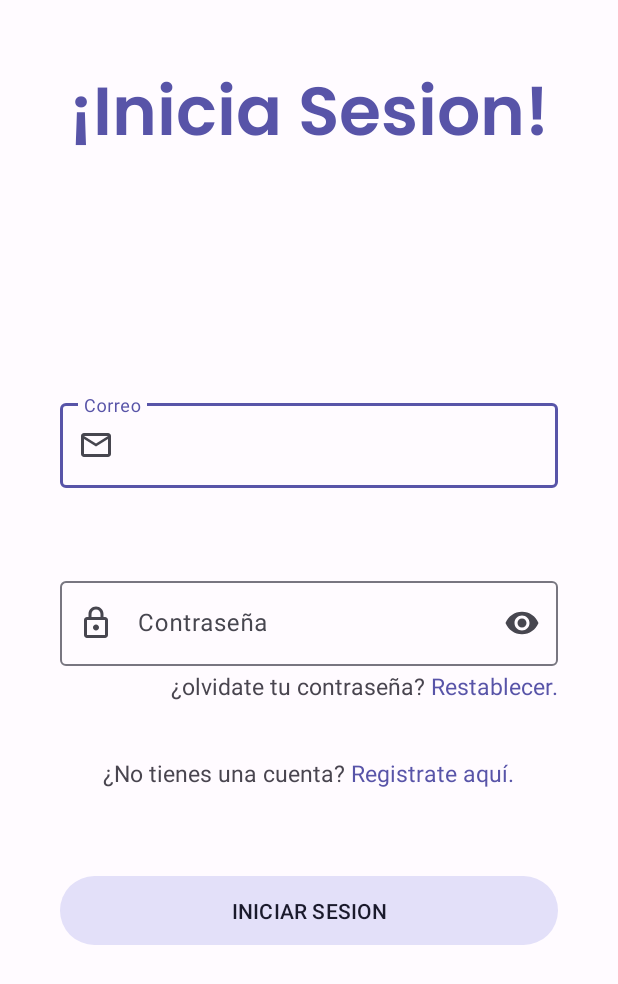
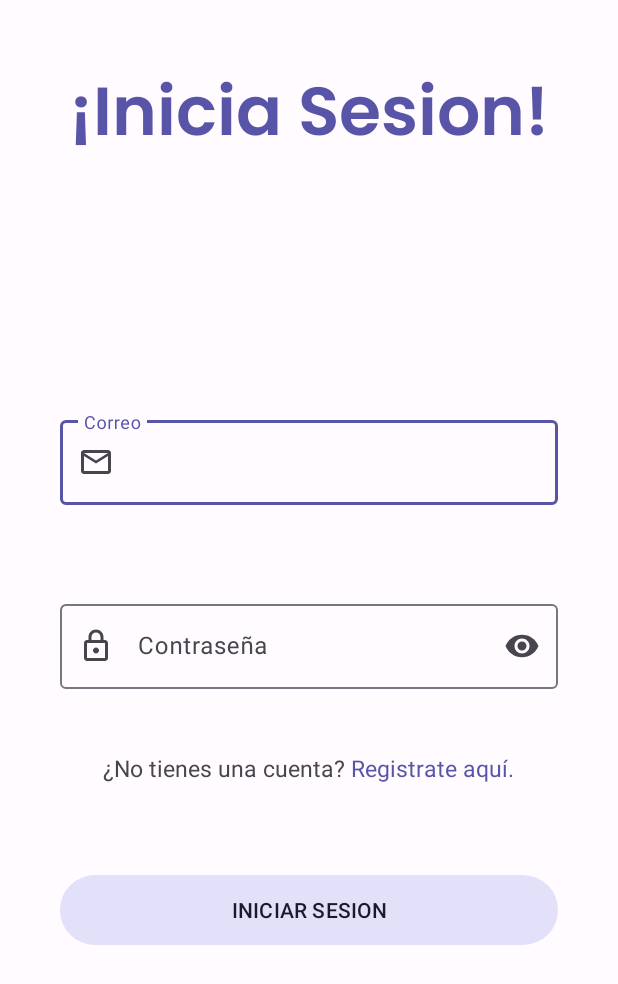
Before and after one commit to Macover/1922IS_loginAndroid, an Android app: the layout activity_login.xml on its own in the app's theme, with its tools: preview values and no code run, on a phone screen of 412 x 824 dp. Shown: the top 984 px of the screen. Run offline under Robolectric (Android 15) with nearby library versions, the phone set to English and light mode, and no system bars.

Commit message:
errores y vistas arregladas

```diff
--- a/app/src/main/AndroidManifest.xml
+++ b/app/src/main/AndroidManifest.xml
@@ -2,6 +2,10 @@
 <manifest xmlns:android="http://schemas.android.com/apk/res/android"
     xmlns:tools="http://schemas.android.com/tools"
     package="com.example.loginandroid">
+
+    <uses-permission android:name="android.permission.INTERNET" />
+    <uses-permission android:name="android.permission.ACCESS_NETWORK_STATE" />
+
 
     <application
         android:allowBackup="true"
@@ -14,7 +18,7 @@
         android:theme="@style/AppTheme"
         tools:targetApi="31">
         <activity
-            android:name=".MainActivity"
+            android:name=".LoginActivity"
             android:exported="true">
             <intent-filter>
                 <action android:name="android.intent.action.MAIN" />
--- a/app/src/main/res/layout/activity_login.xml
+++ b/app/src/main/res/layout/activity_login.xml
@@ -56,25 +56,7 @@
         android:orientation="horizontal"
         android:layout_weight="0.003"
         android:gravity="right"
-        >
-
-        <com.google.android.material.textview.MaterialTextView
-            android:layout_width="wrap_content"
-            android:layout_height="wrap_content"
-            android:text="¿olvidate tu contraseña? "
-            android:textSize="15dp"
-            />
-        <com.google.android.material.textview.MaterialTextView
-            android:id="@+id/txt_irRecuperar"
-            android:layout_width="wrap_content"
-            android:layout_height="wrap_content"
-            android:text="Restablecer."
-            android:textColor="@color/md_theme_light_primary"
-            android:textSize="15dp"
-            android:onClick="restablecer"
-            />
-
-    </LinearLayout>
+        />
     <LinearLayout
         android:id="@+id/layout_texts"
         android:layout_width="match_parent"
@@ -90,19 +72,19 @@
             android:text="¿No tienes una cuenta? "
             android:textSize="15dp"
             />
+
         <com.google.android.material.textview.MaterialTextView
             android:id="@+id/txt_irLogin"
             android:layout_width="wrap_content"
             android:layout_height="wrap_content"
+            android:onClick="irRegistro"
             android:text="Registrate aquí."
             android:textColor="@color/md_theme_light_primary"
-            android:textSize="15dp"
-            android:onClick="registro"
-            />
+            android:textSize="15dp" />
 
     </LinearLayout>
     <Button
-        android:id="@+id/btn_Registrar"
+        android:id="@+id/btnIniciarSesion"
         android:layout_width="match_parent"
         android:layout_height="wrap_content"
         android:layout_marginTop="25dp"
--- a/app/src/main/res/values/strings.xml
+++ b/app/src/main/res/values/strings.xml
@@ -1,5 +1,5 @@
 <resources>
-    <string name="app_name">1922IS_Magic</string>
+    <string name="app_name">loginAndroid</string>
     <string name="title_activity_login">LoginActivity</string>
     <!-- Strings used for fragments for navigation -->
     <string name="first_fragment_label">First Fragment</string>
```
Also changed, not shown: app/src/main/java/com/example/loginandroid/Interfaz/PeticionUsuario.java (+5 -5 lines), app/src/main/java/com/example/loginandroid/LoginActivity.java (+4 -4 lines), app/src/main/java/com/example/loginandroid/MainActivity.java (deleted, +0 -14 lines).
